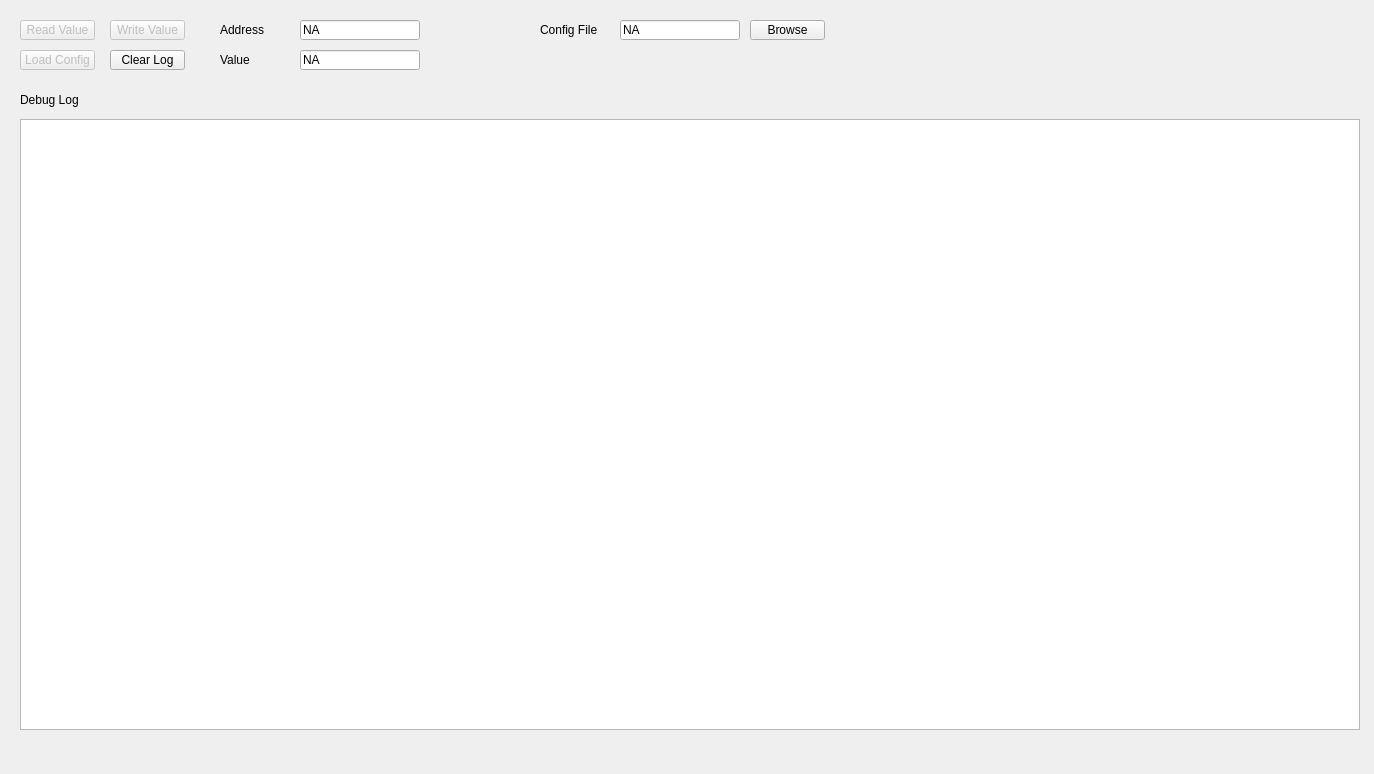
The window that UCM/Library/UniversalConfigurationManager/AdvancedTab/Ucm_AdvancedTab.ui (NetTimeLogic/UniversalConfigurationManager) describes before a commit, drawn with Qt 5.
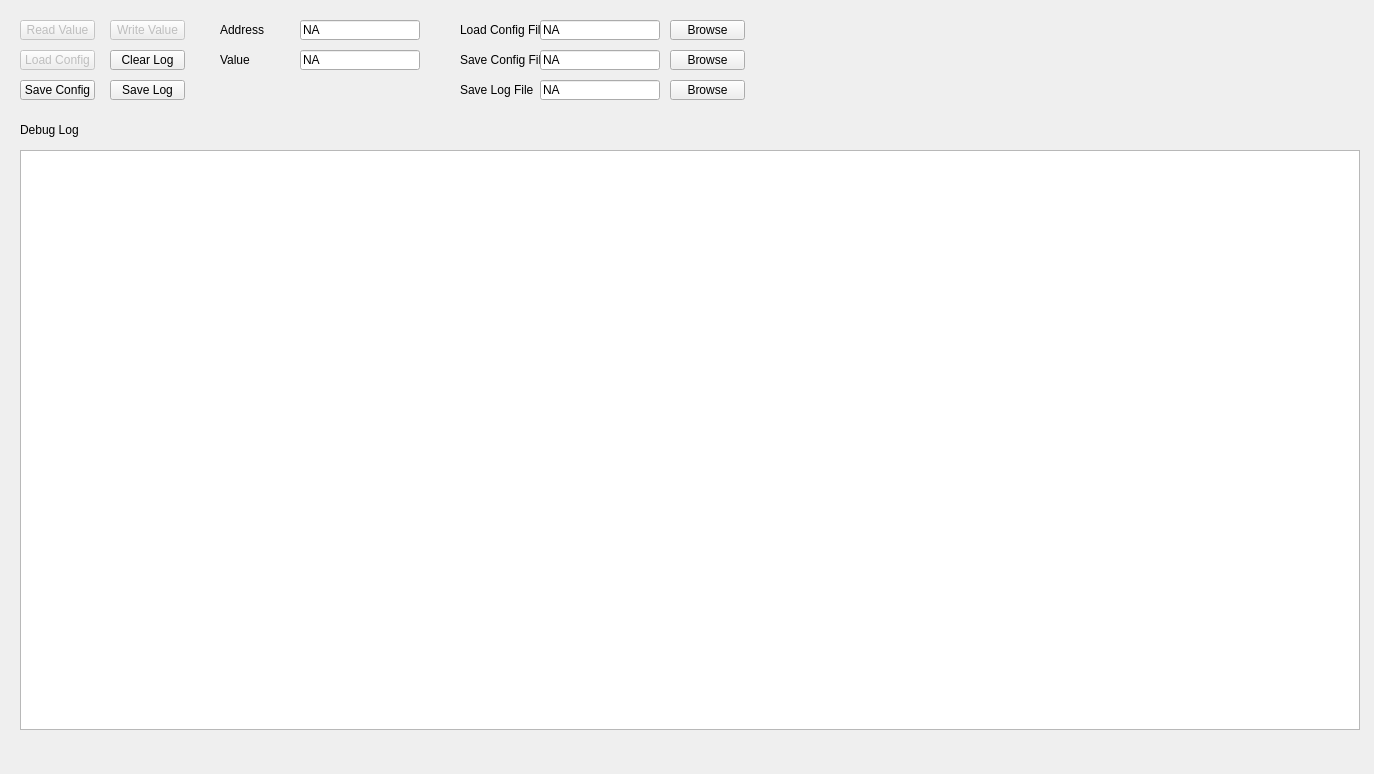
The same window after the commit.

```diff
--- a/UCM/Library/UniversalConfigurationManager/AdvancedTab/Ucm_AdvancedTab.ui
+++ b/UCM/Library/UniversalConfigurationManager/AdvancedTab/Ucm_AdvancedTab.ui
@@ -17,7 +17,7 @@
    <property name="geometry">
     <rect>
      <x>20</x>
-     <y>90</y>
+     <y>120</y>
      <width>80</width>
      <height>20</height>
     </rect>
@@ -33,9 +33,9 @@
    <property name="geometry">
     <rect>
      <x>20</x>
-     <y>119</y>
+     <y>150</y>
      <width>1340</width>
-     <height>611</height>
+     <height>580</height>
     </rect>
    </property>
    <property name="maximumBlockCount">
@@ -145,7 +145,7 @@
   <widget class="QLineEdit" name="AdvancedConfigFileValue">
    <property name="geometry">
     <rect>
-     <x>620</x>
+     <x>540</x>
      <y>20</y>
      <width>120</width>
      <height>20</height>
@@ -161,7 +161,7 @@
    </property>
    <property name="geometry">
     <rect>
-     <x>750</x>
+     <x>670</x>
      <y>20</y>
      <width>75</width>
      <height>20</height>
@@ -174,14 +174,14 @@
   <widget class="QLabel" name="AdvancedConfigFileLabel">
    <property name="geometry">
     <rect>
-     <x>540</x>
+     <x>460</x>
      <y>20</y>
      <width>80</width>
      <height>20</height>
     </rect>
    </property>
    <property name="text">
-    <string>Config File</string>
+    <string>Load Config File</string>
    </property>
   </widget>
   <widget class="QPushButton" name="AdvancedClearLogButton">
@@ -200,6 +200,122 @@
     <string>Clear Log</string>
    </property>
   </widget>
+  <widget class="QPushButton" name="AdvancedSaveLogFileBrowseButton">
+   <property name="enabled">
+    <bool>true</bool>
+   </property>
+   <property name="geometry">
+    <rect>
+     <x>670</x>
+     <y>80</y>
+     <width>75</width>
+     <height>20</height>
+    </rect>
+   </property>
+   <property name="text">
+    <string>Browse</string>
+   </property>
+  </widget>
+  <widget class="QLabel" name="AdvancedSaveLogFileLabel">
+   <property name="geometry">
+    <rect>
+     <x>460</x>
+     <y>80</y>
+     <width>80</width>
+     <height>20</height>
+    </rect>
+   </property>
+   <property name="text">
+    <string>Save Log File</string>
+   </property>
+  </widget>
+  <widget class="QLineEdit" name="AdvancedSaveLogFileValue">
+   <property name="geometry">
+    <rect>
+     <x>540</x>
+     <y>80</y>
+     <width>120</width>
+     <height>20</height>
+    </rect>
+   </property>
+   <property name="text">
+    <string>NA</string>
+   </property>
+  </widget>
+  <widget class="QPushButton" name="AdvancedSaveLogButton">
+   <property name="enabled">
+    <bool>true</bool>
+   </property>
+   <property name="geometry">
+    <rect>
+     <x>110</x>
+     <y>80</y>
+     <width>75</width>
+     <height>20</height>
+    </rect>
+   </property>
+   <property name="text">
+    <string>Save Log</string>
+   </property>
+  </widget>
+  <widget class="QPushButton" name="AdvancedSaveConfigButton">
+   <property name="enabled">
+    <bool>true</bool>
+   </property>
+   <property name="geometry">
+    <rect>
+     <x>20</x>
+     <y>80</y>
+     <width>75</width>
+     <height>20</height>
+    </rect>
+   </property>
+   <property name="text">
+    <string>Save Config</string>
+   </property>
+  </widget>
+  <widget class="QPushButton" name="AdvancedSaveConfigFileBrowseButton">
+   <property name="enabled">
+    <bool>true</bool>
+   </property>
+   <property name="geometry">
+    <rect>
+     <x>670</x>
+     <y>50</y>
+     <width>75</width>
+     <height>20</height>
+    </rect>
+   </property>
+   <property name="text">
+    <string>Browse</string>
+   </property>
+  </widget>
+  <widget class="QLabel" name="AdvancedSaveConfigFileLabel">
+   <property name="geometry">
+    <rect>
+     <x>460</x>
+     <y>50</y>
+     <width>80</width>
+     <height>20</height>
+    </rect>
+   </property>
+   <property name="text">
+    <string>Save Config File</string>
+   </property>
+  </widget>
+  <widget class="QLineEdit" name="AdvancedSaveConfigFileValue">
+   <property name="geometry">
+    <rect>
+     <x>540</x>
+     <y>50</y>
+     <width>120</width>
+     <height>20</height>
+    </rect>
+   </property>
+   <property name="text">
+    <string>NA</string>
+   </property>
+  </widget>
  </widget>
  <resources/>
  <connections/>
```
Left out of the diff: 8 changed lines with no effect on the pictures.
